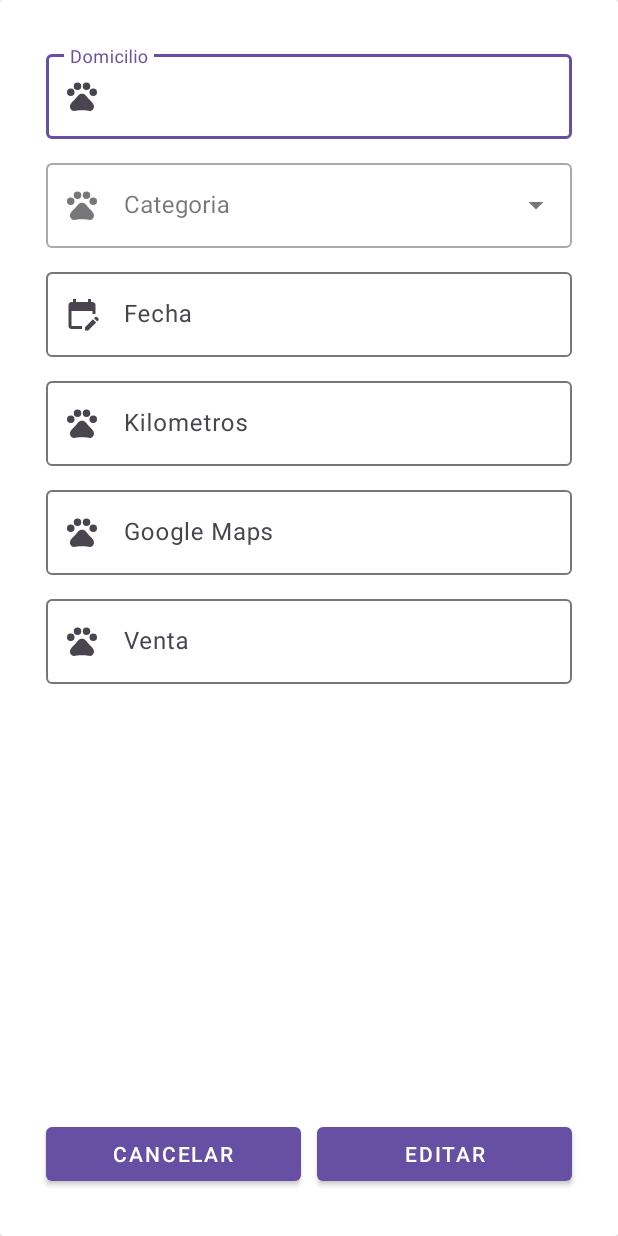
After one commit to luis09157/KatzenApp, an Android app: the layout vista_agregar_viajes_detalle_edit.xml on its own in the app's theme, with its tools: preview values and no code run, on a phone screen of 412 x 824 dp. The commit adds this screen. Run offline under Robolectric (Android 15) with nearby library versions, the phone set to English and light mode, and no system bars.

Commit message:
edit domicilio

```diff
--- a/app/src/main/java/com/example/katzen/Model/VentaMesDetalleModel.kt
+++ b/app/src/main/java/com/example/katzen/Model/VentaMesDetalleModel.kt
@@ -8,5 +8,8 @@ data class  VentaMesDetalleModel (
     var ganancia: String = "",
     var kilometros: String = "",
     var venta: String = "",
-    var linkMaps: String = ""
+    var linkMaps: String = "",
+
+    var isEdit : Boolean  = false,
+    var key : String = ""
 )
--- a/app/src/main/java/com/example/katzen/ui/gasolina/FuellFragment.kt
+++ b/app/src/main/java/com/example/katzen/ui/gasolina/FuellFragment.kt
@@ -7,6 +7,7 @@ import android.view.View
 import android.view.ViewGroup
 import androidx.fragment.app.Fragment
 import com.example.katzen.Config.Config
+import com.example.katzen.Helper.GasHelper
 import com.example.katzen.Helper.UtilHelper
 import com.example.katzen.R
 import com.example.katzen.databinding.FragmentGalleryBinding
@@ -68,7 +69,7 @@ class FuellFragment : Fragment() {
             position = 4
         }
 
-        val (costoT,gananciaT,ventaT) = UtilHelper.calcular(km,Config.CATEGORIAS.get(position))
+        val (costoT,gananciaT,ventaT) = GasHelper.calcular(km,Config.CATEGORIAS.get(position))
 
         binding.txtCosto.text = "$ ${costoT}"
         binding.txtGanancia.text = "$ ${gananciaT}"
--- a/app/src/main/java/com/example/katzen/ui/viajes/ViajesFragment.kt
+++ b/app/src/main/java/com/example/katzen/ui/viajes/ViajesFragment.kt
@@ -11,6 +11,7 @@ import com.example.katzen.Adapter.VentaMesAdapter
 import com.example.katzen.Config.Config
 import com.example.katzen.Helper.UtilFragment
 import com.example.katzen.Helper.UtilHelper
+import com.example.katzen.Helper.UtilHelper.Companion.hideKeyboard
 import com.example.katzen.Model.VentaMesModel
 import com.example.katzen.databinding.FragmentViajesBinding
 import com.google.firebase.database.DataSnapshot
@@ -56,11 +57,12 @@ class ViajesFragment : Fragment() {
 
         _binding = FragmentViajesBinding.inflate(inflater, container, false)
         val root: View = binding.root
+
         loading()
         initUI()
         initFirebase()
         getGasolinaApi()
-
+        UtilHelper.hideKeyBoardWorld(requireActivity(),root)
         return root
     }
     override fun onDestroyView() {
--- /dev/null
+++ b/app/src/main/res/layout/vista_agregar_viajes_detalle_edit.xml
@@ -0,0 +1,150 @@
+<?xml version="1.0" encoding="utf-8"?>
+<androidx.constraintlayout.widget.ConstraintLayout xmlns:android="http://schemas.android.com/apk/res/android"
+    android:layout_width="match_parent"
+    android:layout_height="match_parent"
+    xmlns:app="http://schemas.android.com/apk/res-auto">
+
+    <androidx.cardview.widget.CardView
+        android:layout_width="match_parent"
+        android:layout_height="match_parent">
+
+        <LinearLayout
+            android:layout_margin="25dp"
+            android:orientation="vertical"
+            android:layout_width="match_parent"
+            android:layout_height="match_parent">
+
+            <LinearLayout
+                android:layout_width="match_parent"
+                android:layout_height="match_parent"
+                android:orientation="vertical"
+                android:layout_weight="1">
+
+                <com.google.android.material.textfield.TextInputLayout
+                    android:layout_width="match_parent"
+                    android:layout_height="wrap_content"
+                    android:layout_margin="5dp"
+                    app:startIconDrawable="@drawable/ic_pet"
+                    android:enabled="true"
+                    android:hint="@string/txtField_domicilio">
+
+                    <com.google.android.material.textfield.TextInputEditText
+                        android:id="@+id/text_domicilio"
+                        android:backgroundTint="@color/white"
+                        android:layout_width="match_parent"
+                        android:inputType="text"
+                        android:layout_height="wrap_content" />
+                </com.google.android.material.textfield.TextInputLayout>
+                <com.google.android.material.textfield.TextInputLayout
+                    style="@style/Widget.MaterialComponents.TextInputLayout.OutlinedBox.ExposedDropdownMenu"
+                    android:layout_width="match_parent"
+                    android:layout_height="wrap_content"
+                    android:background="@color/white"
+                    android:layout_margin="5dp"
+                    app:startIconDrawable="@drawable/ic_pet">
+
+                    <AutoCompleteTextView
+                        android:id="@+id/autoTextView"
+                        android:layout_width="match_parent"
+                        android:layout_height="match_parent"
+                        android:hint="@string/txtField_categoria"/>
+
+                </com.google.android.material.textfield.TextInputLayout>
+                <com.google.android.material.textfield.TextInputLayout
+                    android:layout_width="match_parent"
+                    android:layout_height="wrap_content"
+                    android:layout_margin="5dp"
+                    app:startIconDrawable="@drawable/ic_calendar"
+                    android:enabled="true"
+                    android:hint="@string/txtField_fecha">
+
+                    <com.google.android.material.textfield.TextInputEditText
+                        android:id="@+id/text_fecha_detalle"
+                        android:layout_width="match_parent"
+                        android:layout_height="wrap_content"
+                        android:backgroundTint="@color/white" />
+                </com.google.android.material.textfield.TextInputLayout>
+                <com.google.android.material.textfield.TextInputLayout
+                    android:layout_width="match_parent"
+                    android:layout_height="wrap_content"
+                    android:layout_margin="5dp"
+                    app:startIconDrawable="@drawable/ic_pet"
+                    android:enabled="true"
+                    android:hint="@string/txtField_kilometros">
+
+                    <com.google.android.material.textfield.TextInputEditText
+                        android:id="@+id/text_kilometros"
+                        android:backgroundTint="@color/white"
+                        android:inputType="numberDecimal"
+                        android:digits="0123456789."
+                        android:layout_width="match_parent"
+                        android:layout_height="wrap_content" />
+                </com.google.android.material.textfield.TextInputLayout>
+                <com.google.android.material.textfield.TextInputLayout
+                    android:layout_width="match_parent"
+                    android:layout_height="wrap_content"
+                    android:layout_margin="5dp"
+                    app:startIconDrawable="@drawable/ic_pet"
+                    android:enabled="true"
+                    android:hint="@string/txtField_maps">
+
+                    <com.google.android.material.textfield.TextInputEditText
+                        android:id="@+id/text_link_maps"
+                        android:backgroundTint="@color/white"
+                        android:inputType="text"
+                        android:layout_width="match_parent"
+                        android:layout_height="wrap_content" />
+                </com.google.android.material.textfield.TextInputLayout>
+                <com.google.android.material.textfield.TextInputLayout
+                    android:layout_width="match_parent"
+                    android:layout_height="wrap_content"
+                    android:layout_margin="5dp"
+                    app:startIconDrawable="@drawable/ic_pet"
+                    android:enabled="true"
+                    android:hint="@string/txtField_venta">
+
+                    <com.google.android.material.textfield.TextInputEditText
+                        android:id="@+id/text_precio_venta"
+                        android:backgroundTint="@color/white"
+                        android:inputType="text"
+                        android:layout_width="match_parent"
+                        android:layout_height="wrap_content" />
+                </com.google.android.material.textfield.TextInputLayout>
+
+
+
+
+
+
+            </LinearLayout>
+
+            <LinearLayout
+                android:orientation="horizontal"
+                android:layout_width="match_parent"
+                android:layout_height="wrap_content">
+                <com.google.android.material.button.MaterialButton
+                    android:id="@+id/btn_cancelar"
+                    style="@style/Widget.MaterialComponents.Button"
+                    android:layout_width="match_parent"
+                    android:layout_height="match_parent"
+                    android:layout_weight="1"
+                    android:layout_margin="5dp"
+                    android:text="Cancelar"/>
+                <com.google.android.material.button.MaterialButton
+                    android:id="@+id/btn_guardar"
+                    android:layout_weight="1"
+                    style="@style/Widget.MaterialComponents.Button"
+                    android:layout_width="match_parent"
+                    android:layout_height="match_parent"
+                    android:layout_margin="5dp"
+                    android:text="Editar"/>
+
+            </LinearLayout>
+
+        </LinearLayout>
+
+    </androidx.cardview.widget.CardView>
+
+
+
+</androidx.constraintlayout.widget.ConstraintLayout>
--- a/app/src/main/res/layout/vista_viajes_detalle.xml
+++ b/app/src/main/res/layout/vista_viajes_detalle.xml
@@ -27,6 +27,7 @@
 
 
     <androidx.cardview.widget.CardView
+        android:id="@+id/card_cont"
         android:layout_width="match_parent"
         android:layout_height="210dp"
         app:cardCornerRadius="25dp"
```
Also changed, not shown: app/src/main/java/com/example/katzen/Adapter/VentaMesDetalleAdapter.kt (+29 -3 lines), app/src/main/java/com/example/katzen/Helper/DialogHelper.kt (+80 -1 lines), app/src/main/java/com/example/katzen/Helper/FirebaseHelper.kt (+19 -1 lines), app/src/main/java/com/example/katzen/Helper/GasHelper.kt (added, +92 -0 lines), app/src/main/java/com/example/katzen/Helper/UtilHelper.kt (+5 -54 lines), app/src/main/java/com/example/katzen/Helper/ValidateFormulario.kt (+12 -4 lines), app/src/main/java/com/example/katzen/ui/viajes/ViajesDetalleFragment.kt (+2 -14 lines).
